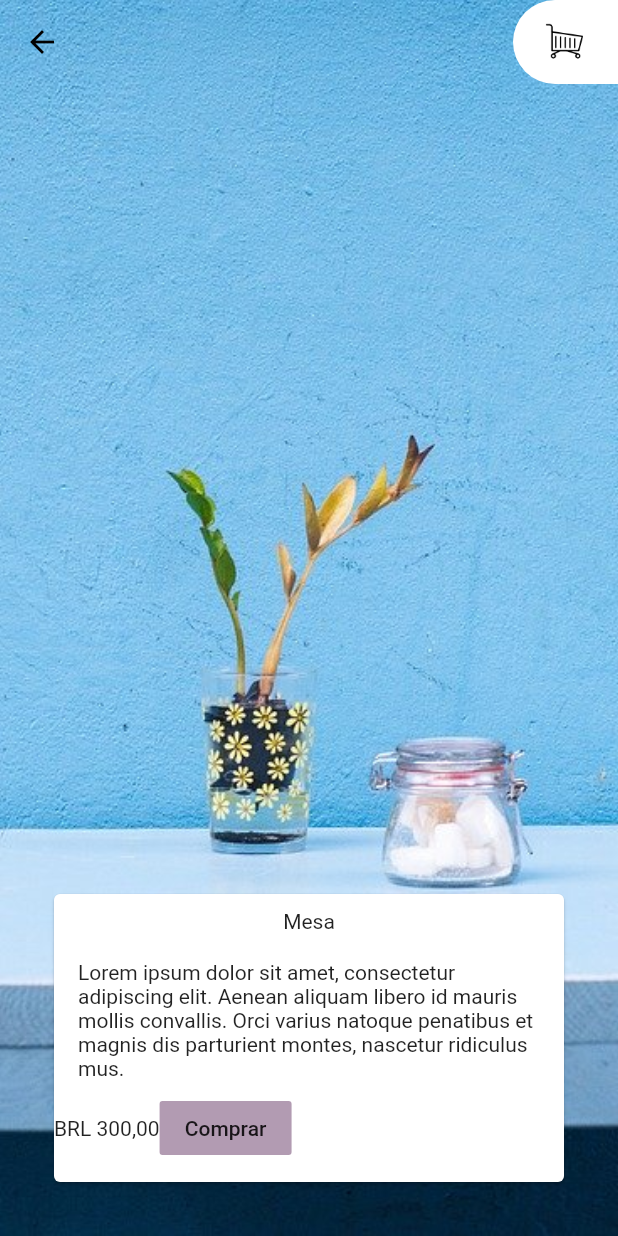
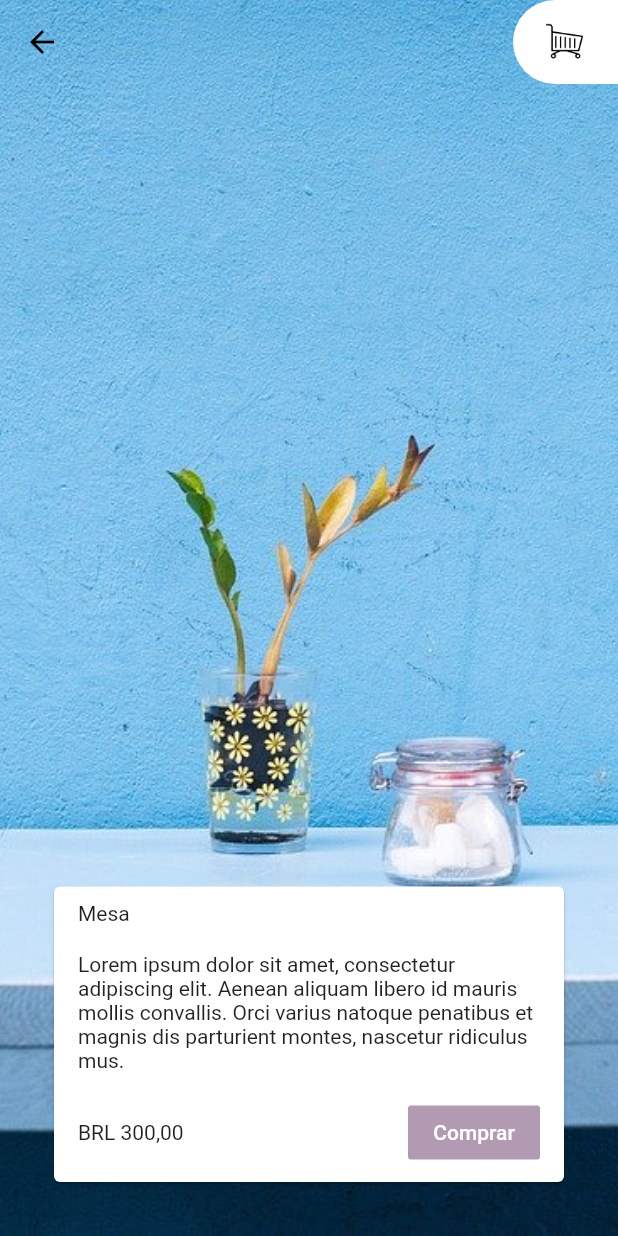
Before and after one commit to lucianoluzzi/flutter_ui, a Flutter app: the screen it shows after launch, after a tap on "Mesa", on a phone screen of 412 x 824 dp. Run offline on Flutter 3.47's test engine with Material 2 defaults, Android fonts, the phone set to English and light mode, and no system bars.

Commit message:
UI changes

```diff
--- a/lib/paginas/detalhes.dart
+++ b/lib/paginas/detalhes.dart
@@ -22,7 +22,7 @@ class Detalhes extends StatelessWidget {
           alignment: Alignment.bottomCenter,
           child: Container(
             margin: EdgeInsets.all(32),
-            height: 200,
+            height: 205,
             child: CardDetalhes(
               movel: movel,
             ),
--- a/lib/widgets/card_detalhes.dart
+++ b/lib/widgets/card_detalhes.dart
@@ -13,20 +13,28 @@ class CardDetalhes extends StatelessWidget {
   Widget build(BuildContext context) {
     return Card(
       child: Column(
+        crossAxisAlignment: CrossAxisAlignment.start,
         children: [
           TextoDetalhes(text: movel.titulo),
           TextoDetalhes(text: movel.descricao),
-          Row(
+          Container(
+            margin: EdgeInsets.only(left: 16, right: 16, top: 8, bottom: 8),
+            child: Row(
+              mainAxisAlignment: MainAxisAlignment.spaceBetween,
               children: [
                 Text(_formatacaoReais.format(movel.preco)),
                 FlatButton(
                   color: Theme.of(context).primaryColor,
-                onPressed: () {
-
-                },
-                child: Text('Comprar'),
+                  onPressed: () {},
+                  child: Text(
+                    'Comprar',
+                    style: TextStyle(
+                      color: Colors.white,
+                    ),
+                  ),
                 )
               ],
+            ),
           ),
         ],
       ),
--- a/pubspec.yaml
+++ b/pubspec.yaml
@@ -61,7 +61,10 @@ flutter:
   # "family" key with the font family name, and a "fonts" key with a
   # list giving the asset and other descriptors for the font. For
   # example:
-  # fonts:
+  fonts:
+    - family: Alata
+      fonts:
+        - asset: utilidades/fontes/Alata/Alata-Regular.ttf
   #   - family: Schyler
   #     fonts:
   #       - asset: fonts/Schyler-Regular.ttf
```
Lines whose indentation alone changed are shown as unchanged.
